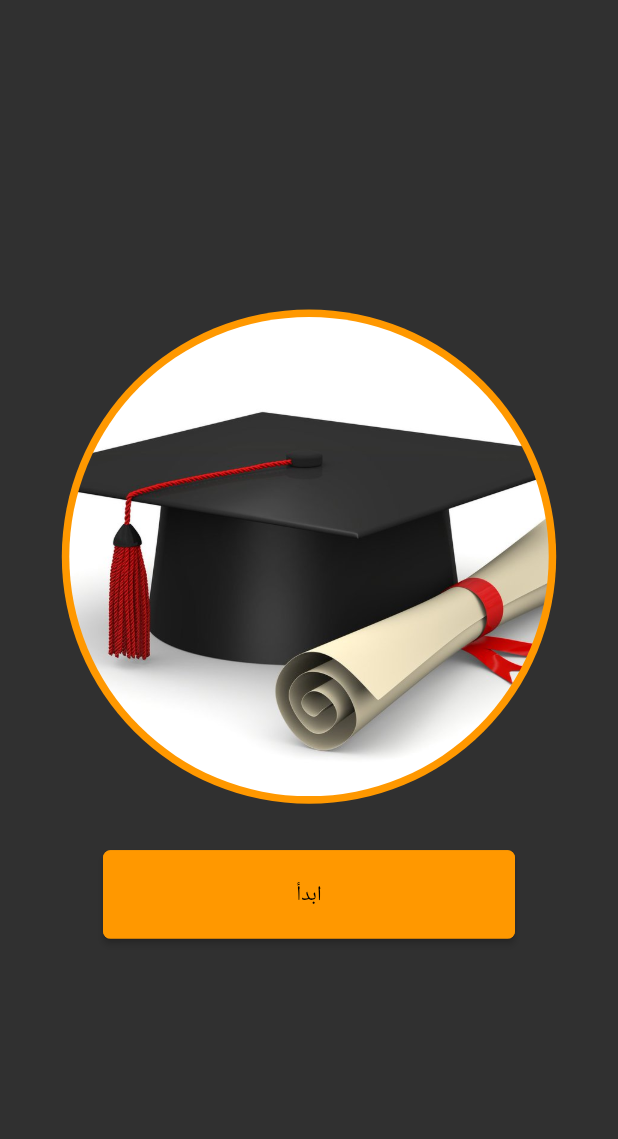
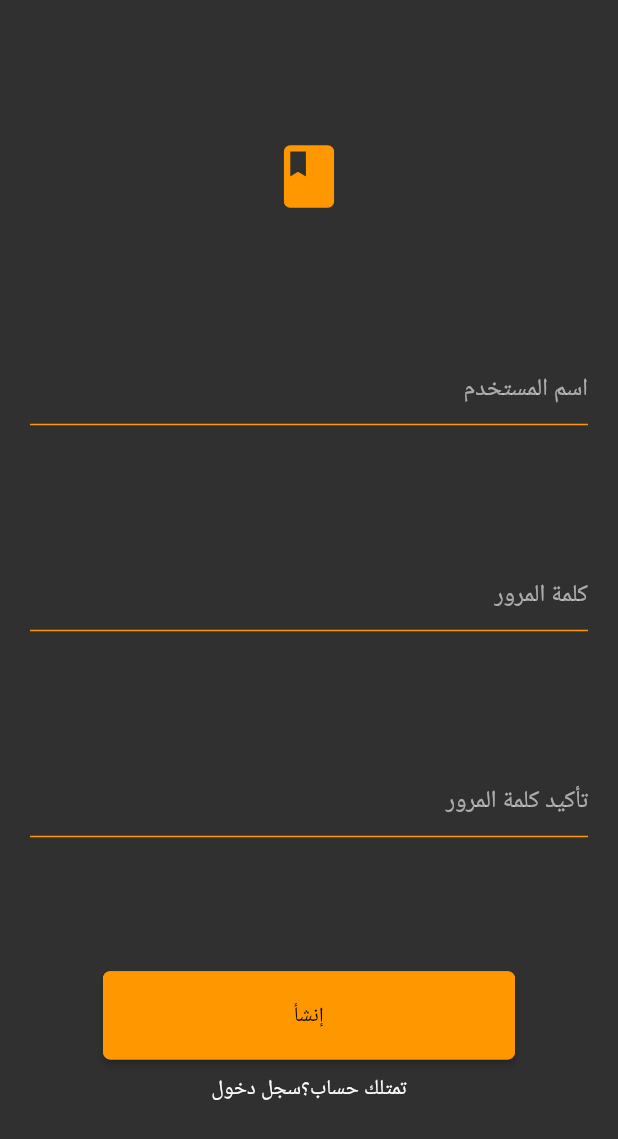
Before and after one commit to Hasanhjmohammed/Bakalora, a Flutter app: the screen it shows after launch, on a phone screen of 412 x 824 dp. Shown: the top 1139 px of the screen. Run offline on Flutter 3.47's test engine with Material 2 defaults, Android fonts, the phone set to English and light mode, and no system bars; our stand-ins replace flutter_staggered_animations, get; missing offline and left inert: qr_code_scanner.

Commit message:
ui Auth Screen

```diff
--- a/lib/Screens/Auth/create_acount.dart
+++ b/lib/Screens/Auth/create_acount.dart
@@ -0,0 +1,127 @@
+import 'package:bakalora/Screens/Auth/sing_in.dart';
+import 'package:bakalora/Widget/custom_buttom.dart';
+import 'package:flutter/material.dart';
+import 'package:get/get.dart';
+
+class CreateAccount extends StatefulWidget {
+  const CreateAccount({super.key});
+
+  @override
+  State<CreateAccount> createState() => _CreateAccountState();
+}
+
+class _CreateAccountState extends State<CreateAccount> {
+  @override
+  Widget build(BuildContext context) {
+    return Scaffold(
+
+      body: Container(
+
+        child: Padding(
+          padding: const EdgeInsets.symmetric(horizontal: 20),
+          child: Column(
+            //  crossAxisAlignment: CrossAxisAlignment.center,
+            //  mainAxisAlignment: MainAxisAlignment.spaceBetween,
+            children: [
+
+              Expanded(
+                flex: 2,
+                child: Container(
+                  child: Icon(Icons.book,size:50,),
+                ),
+              ),
+              Expanded(
+                flex: 4,
+                child:  Container(
+                  child: Column(
+                    mainAxisAlignment: MainAxisAlignment.spaceBetween,
+                    crossAxisAlignment: CrossAxisAlignment.center,
+                    children: [
+                      TextFormField(
+                        autofocus: false,
+                        decoration: InputDecoration(
+                            hintText: 'اسم المستخدم',
+                            border: UnderlineInputBorder(
+                                borderSide: BorderSide(color: Colors.orange)
+                            ),
+                            focusedBorder:    UnderlineInputBorder(
+                                borderSide: BorderSide(
+                                    width: 2,
+                                    color: Colors.orange)
+                            ),
+                            enabledBorder:  UnderlineInputBorder(
+                                borderSide: BorderSide(color: Colors.orange)
+                            ),
+                            disabledBorder:  UnderlineInputBorder(
+                                borderSide: BorderSide(color: Colors.orange)
+                            )
+                        ),
+                      ),
+                      TextFormField(
+                        autofocus: false,
+                        decoration: InputDecoration(
+                          hintText: 'كلمة المرور',
+                          border: UnderlineInputBorder(
+                              borderSide: BorderSide(color: Colors.orange)
+                          ),
+                          focusedBorder:    UnderlineInputBorder(
+                            borderSide: BorderSide(
+                                width: 2,
+                                color: Colors.orange),
+                          ),
+                          enabledBorder:  UnderlineInputBorder(
+                              borderSide: BorderSide(color: Colors.orange)
+                          ),
+                          disabledBorder:  UnderlineInputBorder(
+                            borderSide: BorderSide(color: Colors.orange),
+                          ),
+                        ),
+                      ),
+                      TextFormField(
+                        autofocus: false,
+                        decoration: InputDecoration(
+                          hintText: 'تأكيد كلمة المرور ',
+                          border: UnderlineInputBorder(
+                              borderSide: BorderSide(color: Colors.orange)
+                          ),
+                          focusedBorder:    UnderlineInputBorder(
+                            borderSide: BorderSide(
+                                width: 2,
+                                color: Colors.orange),
+                          ),
+                          enabledBorder:  UnderlineInputBorder(
+                              borderSide: BorderSide(color: Colors.orange)
+                          ),
+                          disabledBorder:  UnderlineInputBorder(
+                            borderSide: BorderSide(color: Colors.orange),
+                          ),
+                        ),
+                      ),
+                      CustomButtom(callback: ()=>null, value: Get.width, child: Text('إنشأ'), background: Colors.orange),
+                    ],
+                  ),
+                ),
+              ),
+              Expanded(
+
+                  flex: 1,
+                  child: Container(
+
+                    padding: EdgeInsets.all(10),
+                    child: Row(
+                      mainAxisAlignment: MainAxisAlignment.center,
+                      crossAxisAlignment: CrossAxisAlignment.start,
+
+                      children: [GestureDetector(
+
+                          onTap: ()=>Navigator.of(context).push(MaterialPageRoute(builder: (_)=>SingIn())),
+                          child: Text('تمتلك حساب؟')),Text('سجل دخول')],
+
+                    ),))
+            ],
+          ),
+        ),
+      ),
+    );
+  }
+}
--- a/lib/main.dart
+++ b/lib/main.dart
@@ -1,7 +1,8 @@
+import 'package:bakalora/Screens/Auth/create_acount.dart';
 import 'package:flutter/material.dart';
 import 'package:get/get.dart';
 import 'Screens/welcome.dart';
-
+import 'Screens/Auth/sing_in.dart';
 
 void main() {
   runApp( MyApp());
@@ -19,6 +20,9 @@ class MyApp extends StatelessWidget {
      // locale: Get.,
       debugShowCheckedModeBanner: false,
       theme: ThemeData(
+        textTheme: TextTheme(
+
+        ),
         iconTheme: IconThemeData(
           color: Colors.orange
         ),
@@ -39,7 +43,7 @@ class MyApp extends StatelessWidget {
       // //  Locale('en','US'),
       //   Locale('ar','AE'),
       // ],
-      home: WelcomeScreen(),
+      home: CreateAccount(),
     );
   }
 }
```
Also changed, not shown: lib/Screens/Auth/sing_in.dart (+110 -0 lines).
